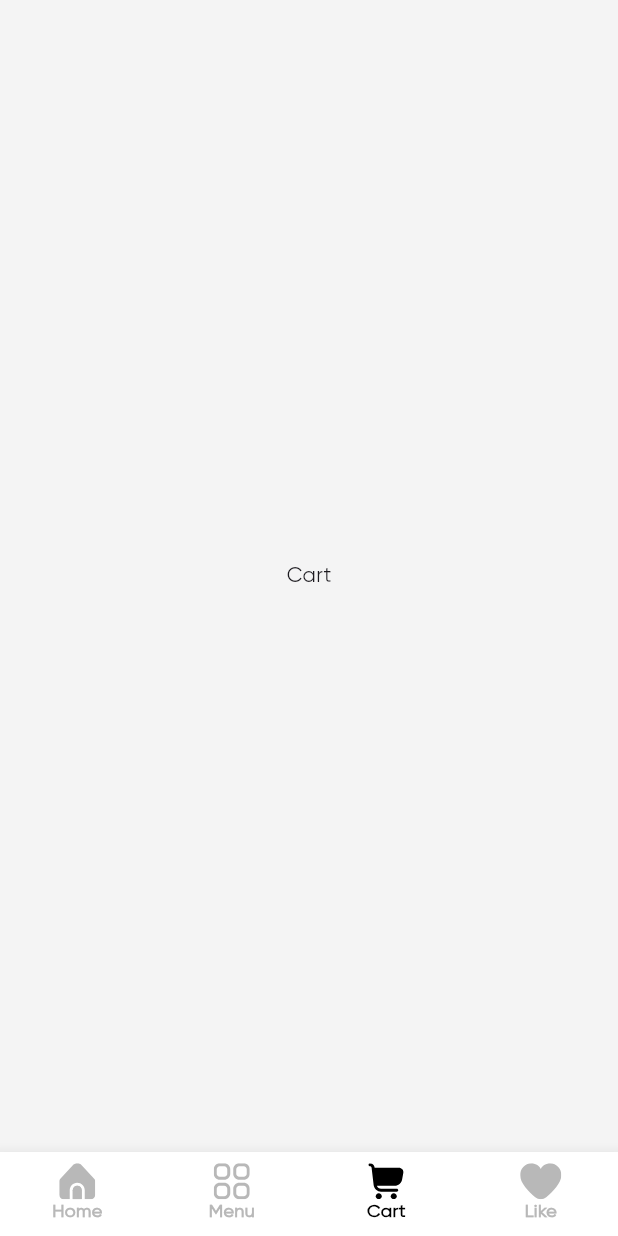
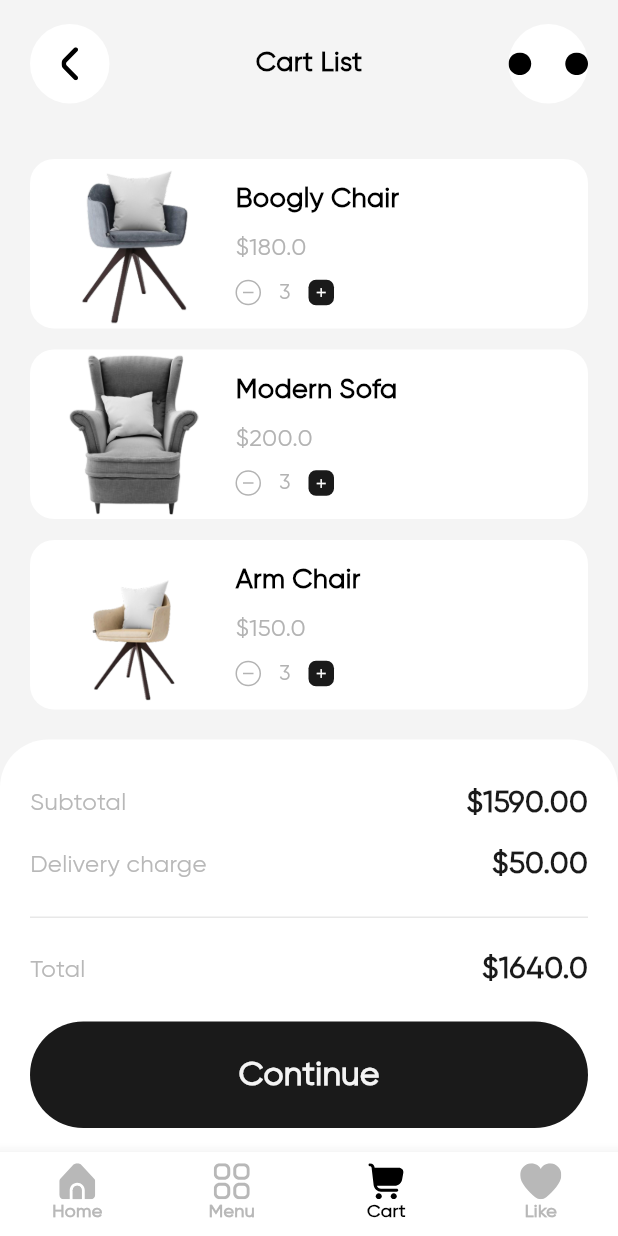
Before and after one commit to SherazAli-67/minimal-furniture-app-ui, a Flutter app: the screen it shows after launch, item 3 of the bottom bar chosen, on a phone screen of 412 x 824 dp. Run offline on Flutter 3.47's test engine with Material 3 defaults, Android fonts, the phone set to English and light mode, and no system bars; our stand-ins replace flutter_svg, go_router.

Commit message:
Minimal Furniture App - Cart Screen UI completed

```diff
--- a/lib/constants/string_const.dart
+++ b/lib/constants/string_const.dart
@@ -6,4 +6,9 @@ class StringConst {
   static const bestOffer = 'Best offer';
   static const productDetail = 'Product Detail';
   static const addToCart = 'Add to cart';
+  static const cartList = 'Cart List';
+  static const subtotal = 'Subtotal';
+  static const deliveryCharge = 'Delivery charge';
+  static const total = 'Total';
+  static const continueLabel = 'Continue';
 }
--- a/lib/core/app_colors.dart
+++ b/lib/core/app_colors.dart
@@ -17,4 +17,6 @@ class AppColors {
   static const dividerColor = Color(0xffE8E8E8);
   static const accentTealColor = Color(0xff4ECDC4);
   static const summaryLabelColor = Color(0xff6B6B6B);
+  static const cartMutedTextColor = Color(0xffB3B3B3);
+  static const cartSummaryLabelColor = Color(0xffB8B8B8);
 }
--- a/lib/core/app_data.dart
+++ b/lib/core/app_data.dart
@@ -1,6 +1,7 @@
 import 'package:flutter/material.dart';
 import 'package:minimal_furniture_app/core/app_colors.dart';
 import 'package:minimal_furniture_app/core/asset_res.dart';
+import 'package:minimal_furniture_app/core/models/cart_line.dart';
 import 'package:minimal_furniture_app/core/models/product.dart';
 
 class AppData {
@@ -51,4 +52,21 @@ class AppData {
   static List<Product> productsExcept(String id) {
     return products.where((product) => product.id != id).toList();
   }
+
+  static List<CartLine> demoCartLines() {
+    return products.map((product) => CartLine(product: product, quantity: 3)).toList();
+  }
+
+  static String cartDisplayName(Product product) {
+    switch (product.id) {
+      case 'boogly-chair':
+        return 'Boogly Chair';
+      case 'modern-sofa':
+        return 'Modern Sofa';
+      case 'arm-chair':
+        return 'Arm Chair';
+      default:
+        return product.name;
+    }
+  }
 }
--- a/lib/core/app_textstyles.dart
+++ b/lib/core/app_textstyles.dart
@@ -172,4 +172,40 @@ class AppTextStyles {
     fontFamily: StringConst.appFontFamily,
     color: AppColors.whiteColor,
   );
+  static TextStyle cartItemNameStyle = TextStyle(
+    fontSize: 18,
+    fontWeight: .w600,
+    fontFamily: StringConst.appFontFamily,
+    color: AppColors.blackColor,
+  );
+  static TextStyle cartItemPriceStyle = TextStyle(
+    fontSize: 16,
+    fontWeight: .w500,
+    fontFamily: StringConst.appFontFamily,
+    color: AppColors.cartMutedTextColor,
+  );
+  static TextStyle cartQuantityStyle = TextStyle(
+    fontSize: 14,
+    fontWeight: .w500,
+    fontFamily: StringConst.appFontFamily,
+    color: AppColors.cartMutedTextColor,
+  );
+  static TextStyle cartSummaryLabelStyle = TextStyle(
+    fontSize: 16,
+    fontWeight: .w500,
+    fontFamily: StringConst.appFontFamily,
+    color: AppColors.cartSummaryLabelColor,
+  );
+  static TextStyle cartSummaryValueStyle = TextStyle(
+    fontSize: 20,
+    fontWeight: .w600,
+    fontFamily: StringConst.appFontFamily,
+    color: AppColors.cardDarkColor,
+  );
+  static TextStyle cartContinueStyle = TextStyle(
+    fontSize: 22,
+    fontWeight: .w600,
+    fontFamily: StringConst.appFontFamily,
+    color: AppColors.offerCardTextColor,
+  );
 }
--- /dev/null
+++ b/lib/core/models/cart_line.dart
@@ -0,0 +1,20 @@
+import 'package:minimal_furniture_app/core/models/product.dart';
+
+class CartLine {
+  const CartLine({
+    required this.product,
+    required this.quantity,
+  });
+
+  final Product product;
+  final int quantity;
+
+  double get lineTotal => product.price * quantity;
+
+  CartLine copyWith({int? quantity}) {
+    return CartLine(
+      product: product,
+      quantity: quantity ?? this.quantity,
+    );
+  }
+}
--- /dev/null
+++ b/lib/presentation/screens/cart_screen.dart
@@ -0,0 +1,231 @@
+import 'package:flutter/material.dart';
+import 'package:flutter_svg/svg.dart';
+import 'package:go_router/go_router.dart';
+import 'package:minimal_furniture_app/constants/string_const.dart';
+import 'package:minimal_furniture_app/core/app_colors.dart';
+import 'package:minimal_furniture_app/core/app_data.dart';
+import 'package:minimal_furniture_app/core/app_textstyles.dart';
+import 'package:minimal_furniture_app/core/asset_res.dart';
+import 'package:minimal_furniture_app/core/models/cart_line.dart';
+
+class CartScreen extends StatefulWidget {
+  const CartScreen({super.key});
+
+  @override
+  State<CartScreen> createState() => _CartScreenState();
+}
+
+class _CartScreenState extends State<CartScreen> {
+  static const _horizontalPadding = 20.0;
+
+  late List<CartLine> _lines;
+
+  @override
+  void initState() {
+    super.initState();
+    _lines = AppData.demoCartLines();
+  }
+
+  double get _subtotal => _lines.fold(0, (sum, line) => sum + line.lineTotal);
+
+  double get _total => _subtotal + AppData.deliveryCharge;
+
+  @override
+  Widget build(BuildContext context) {
+    return Scaffold(
+      backgroundColor: AppColors.scaffoldBgColor,
+      body: SafeArea(
+        child: Column(
+          children: [
+            Padding(
+              padding: .fromLTRB(_horizontalPadding, 16, _horizontalPadding, 0),
+              child: _buildHeader(context),
+            ),
+            const SizedBox(height: 37),
+            Expanded(
+              child: ListView.separated(
+                padding: .symmetric(horizontal: _horizontalPadding),
+                itemCount: _lines.length,
+                separatorBuilder: (context, index) => const SizedBox(height: 14),
+                itemBuilder: (context, index) => _buildCartItemCard(index),
+              ),
+            ),
+            _buildSummaryPanel(),
+          ],
+        ),
+      ),
+    );
+  }
+
+  Widget _buildHeader(BuildContext context) {
+    return Row(
+      mainAxisAlignment: .spaceBetween,
+      children: [
+        _buildHeaderIconButton(iconPath: AssetRes.icArrowBack, onTap: () => context.go('/home'),),
+        Text(StringConst.cartList, style: AppTextStyles.screenTitleStyle,),
+        _buildHeaderIconButton(iconPath: AssetRes.icMore, onTap: () {},),
+      ],
+    );
+  }
+
+  Widget _buildHeaderIconButton({required String iconPath, required VoidCallback onTap}) {
+    return Material(
+      color: AppColors.whiteColor,
+      shape: const CircleBorder(),
+      child: InkWell(
+        onTap: onTap,
+        customBorder: const CircleBorder(),
+        child: SizedBox(
+          width: 53,
+          height: 53,
+          child: Center(
+            child: SvgPicture.asset(iconPath, height: 22, colorFilter: .mode(AppColors.blackColor, .srcIn),),
+          ),
+        ),
+      ),
+    );
+  }
+
+  Widget _buildCartItemCard(int index) {
+    final line = _lines[index];
+    return Container(
+      height: 113,
+      decoration: BoxDecoration(
+        color: AppColors.whiteColor,
+        borderRadius: .circular(16),
+      ),
+      clipBehavior: .antiAlias,
+      child: Padding(
+        padding: .fromLTRB(25, 1, 16, 1),
+        child: Row(
+          spacing: 24,
+          children: [
+            SizedBox(
+              width: 88,
+              height: 111,
+              child: Image.asset(line.product.image, fit: .contain, alignment: .bottomCenter,),
+            ),
+            Expanded(
+              child: Column(
+                crossAxisAlignment: .start,
+                mainAxisAlignment: .center,
+                spacing: 8,
+                children: [
+                  Text(AppData.cartDisplayName(line.product), style: AppTextStyles.cartItemNameStyle,),
+                  Text('\$${line.product.price.toStringAsFixed(1)}', style: AppTextStyles.cartItemPriceStyle,),
+                  _buildQuantityStepper(index, line.quantity),
+                ],
+              ),
+            ),
+          ],
+        ),
+      ),
+    );
+  }
+
+  Widget _buildQuantityStepper(int index, int quantity) {
+    return Row(
+      spacing: 12,
+      children: [
+        _buildMinusButton(onTap: () => _updateQuantity(index, quantity - 1),),
+        Text('$quantity', style: AppTextStyles.cartQuantityStyle,),
+        _buildPlusButton(onTap: () => _updateQuantity(index, quantity + 1),),
+      ],
+    );
+  }
+
+  Widget _buildMinusButton({required VoidCallback onTap}) {
+    return GestureDetector(
+      onTap: onTap,
+      child: Container(
+        width: 17,
+        height: 17,
+        decoration: BoxDecoration(
+          shape: .circle,
+          border: .all(color: AppColors.cartMutedTextColor, width: 1),
+        ),
+        child: Center(
+          child: Container(
+            width: 7,
+            height: 1,
+            color: AppColors.cartMutedTextColor,
+          ),
+        ),
+      ),
+    );
+  }
+
+  Widget _buildPlusButton({required VoidCallback onTap}) {
+    return GestureDetector(
+      onTap: onTap,
+      child: Container(
+        width: 17,
+        height: 17,
+        decoration: BoxDecoration(
+          color: AppColors.cardDarkColor,
+          borderRadius: .circular(5),
+        ),
+        child: const Icon(Icons.add, size: 10, color: AppColors.whiteColor,),
+      ),
+    );
+  }
+
+  void _updateQuantity(int index, int quantity) {
+    if (quantity < 1) return;
+    setState(() => _lines[index] = _lines[index].copyWith(quantity: quantity));
+  }
+
+  Widget _buildSummaryPanel() {
+    return Container(
+      width: double.infinity,
+      decoration: const BoxDecoration(
+        color: AppColors.whiteColor,
+        borderRadius: .vertical(top: Radius.circular(32)),
+      ),
+      padding: .fromLTRB(20, 28, 20, 16),
+      child: Column(
+        spacing: 20,
+        children: [
+          Column(
+            spacing: 12,
+            children: [
+              _buildSummaryRow(label: StringConst.subtotal, value: _formatMoney(_subtotal),),
+              _buildSummaryRow(label: StringConst.deliveryCharge, value: _formatMoney(AppData.deliveryCharge),),
+            ],
+          ),
+          Divider(color: AppColors.dividerColor, height: 1, thickness: 1,),
+          _buildSummaryRow(label: StringConst.total, value: _formatMoney(_total, singleDecimal: true),),
+          Material(
+            color: AppColors.cardDarkColor,
+            borderRadius: .circular(63),
+            child: InkWell(
+              onTap: () {},
+              borderRadius: .circular(63),
+              child: Container(
+                width: double.infinity,
+                alignment: .center,
+                padding: .symmetric(vertical: 20),
+                child: Text(StringConst.continueLabel, style: AppTextStyles.cartContinueStyle,),
+              ),
+            ),
+          ),
+        ],
+      ),
+    );
+  }
+
+  Widget _buildSummaryRow({required String label, required String value}) {
+    return Row(
+      mainAxisAlignment: .spaceBetween,
+      children: [
+        Text(label, style: AppTextStyles.cartSummaryLabelStyle,),
+        Text(value, style: AppTextStyles.cartSummaryValueStyle,),
+      ],
+    );
+  }
+
+  String _formatMoney(double amount, {bool singleDecimal = false}) {
+    if (singleDecimal) return '\$${amount.toStringAsFixed(1)}';
+    return '\$${amount.toStringAsFixed(2)}';
+  }
+}
--- a/lib/routing/router.dart
+++ b/lib/routing/router.dart
@@ -1,5 +1,6 @@
 import 'package:flutter/material.dart';
 import 'package:go_router/go_router.dart';
+import 'package:minimal_furniture_app/presentation/screens/cart_screen.dart';
 import 'package:minimal_furniture_app/presentation/screens/home_screen.dart';
 import 'package:minimal_furniture_app/presentation/screens/product_detail_screen.dart';
 
@@ -17,7 +18,7 @@ GoRouter router = GoRouter(
             GoRoute(path: NamedRoutes.menu.routeName, builder: (_, state) => Center(child: Text("Menu"),)),
           ]),
           StatefulShellBranch(routes: [
-            GoRoute(path: NamedRoutes.cart.routeName, builder: (_, state) => Center(child: Text("Cart"),)),
+            GoRoute(path: NamedRoutes.cart.routeName, builder: (_, state) => const CartScreen(),),
           ]),
           StatefulShellBranch(routes: [
             GoRoute(path: NamedRoutes.like.routeName, builder: (_, state) => Center(child: Text("Favorite"),)),
```
